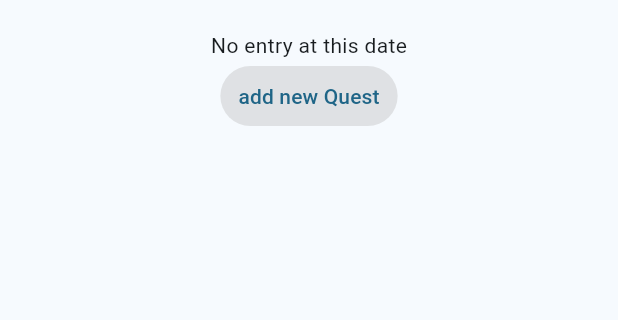
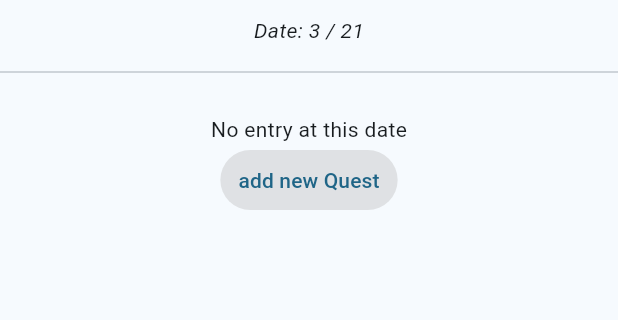
Before and after one commit to halva6/to_day, a Flutter app: the screen it shows after launch, on a phone screen of 412 x 824 dp, the part 84-404 px from its top. Run offline on Flutter 3.47's test engine with Material 3 defaults, Android fonts, the phone set to English and light mode, and no system bars; our stand-ins replace hive, hive_flutter, table_calendar; accounts and stored records are empty.

Commit message:
add icon, add a small date text
- renamed the app
- add flutter_launcher_icons

```diff
--- a/lib/widgets/quest_view.dart
+++ b/lib/widgets/quest_view.dart
@@ -13,13 +13,24 @@ class QuestView extends StatelessWidget {
     final dailyMap = dailyQuests.getDailyQuests();
     final selectedDate = dailyQuests.getSelectedDateTime();
 
-    if ((dailyMap.isEmpty || !dailyMap.containsKey(selectedDate))) {
-      return EmptyQuest();
-    } else {
-      return QuestList(
-        currentDailyQuest: dailyMap[selectedDate] ?? DailyQuest(),
-        selectedDate: selectedDate,
-      );
-    }
+    return Column(
+      children: [
+        SizedBox(
+          height: 40,
+          child: Center(
+            child: Text("Date: ${selectedDate.month} / ${selectedDate.day}", style:  TextStyle( fontStyle: FontStyle.italic)),
+          ),
+        ),
+        Divider(),
+        Expanded(
+          child: (dailyMap.isEmpty || !dailyMap.containsKey(selectedDate))
+              ? EmptyQuest()
+              : QuestList(
+                  currentDailyQuest: dailyMap[selectedDate] ?? DailyQuest(),
+                  selectedDate: selectedDate,
+                ),
+        ),
+      ],
+    );
   }
 }
```
Also changed, not shown: pubspec.yaml (+7 -0 lines), assets/icon/icon.png (added), pubspec.lock, 29 other files.
